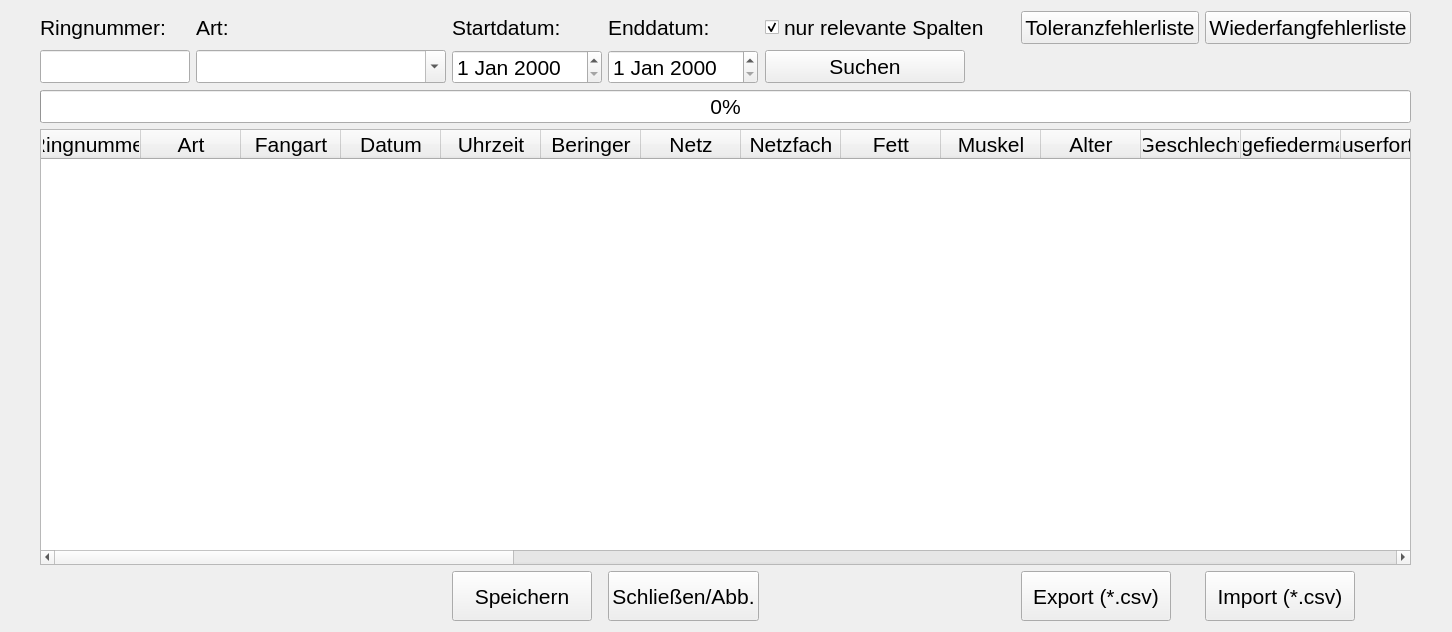
StefanBongers/Ui_Settings.py, file Beringungsoberflaeche/Hauptfenster_neu/search_ringnb_form.ui: the form before one commit.
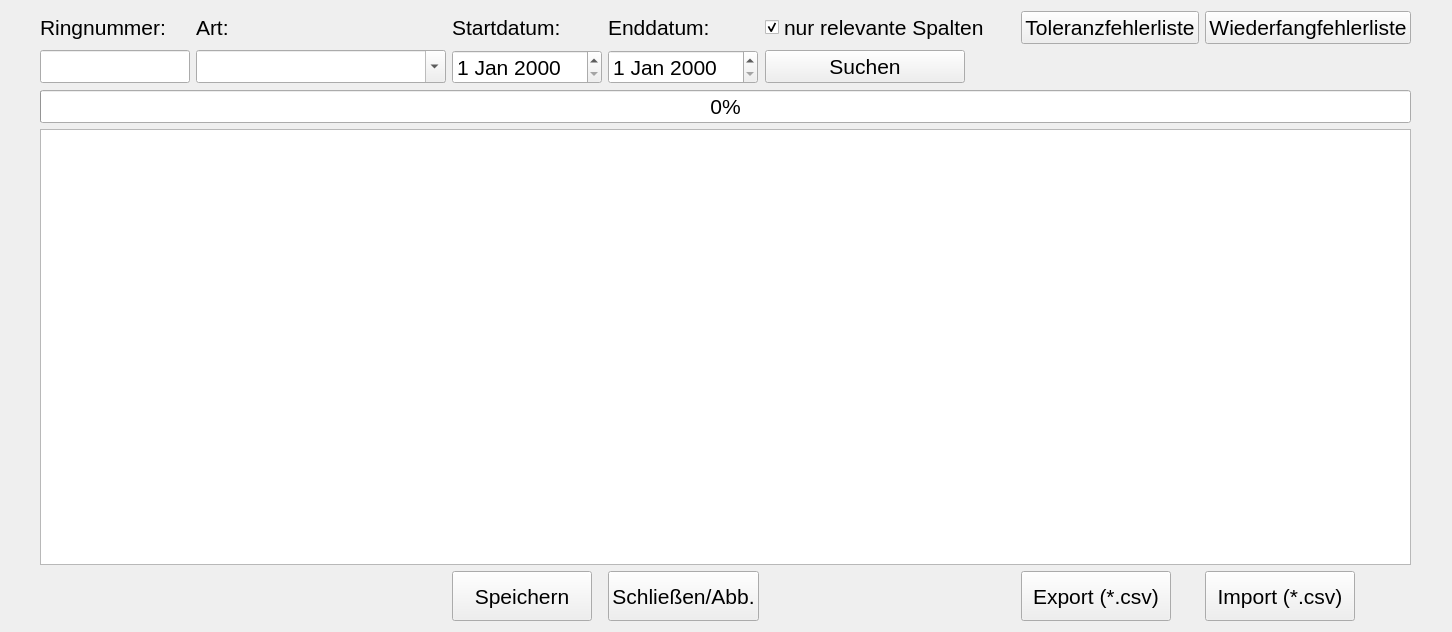
The form after the commit.

```diff
--- a/Beringungsoberflaeche/Hauptfenster_neu/search_ringnb_form.ui
+++ b/Beringungsoberflaeche/Hauptfenster_neu/search_ringnb_form.ui
@@ -184,211 +184,6 @@
        </property>
       </widget>
      </item>
-     <item row="4" column="0" colspan="7">
-      <widget class="QTableWidget" name="TBL_results">
-       <property name="font">
-        <font>
-         <pointsize>16</pointsize>
-        </font>
-       </property>
-       <property name="sizeAdjustPolicy">
-        <enum>QAbstractScrollArea::AdjustToContents</enum>
-       </property>
-       <property name="sortingEnabled">
-        <bool>true</bool>
-       </property>
-       <column>
-        <property name="text">
-         <string>Ringnummer</string>
-        </property>
-       </column>
-       <column>
-        <property name="text">
-         <string>Art</string>
-        </property>
-       </column>
-       <column>
-        <property name="text">
-         <string>Fangart</string>
-        </property>
-       </column>
-       <column>
-        <property name="text">
-         <string>Datum</string>
-        </property>
-       </column>
-       <column>
-        <property name="text">
-         <string>Uhrzeit</string>
-        </property>
-       </column>
-       <column>
-        <property name="text">
-         <string>Beringer</string>
-        </property>
-       </column>
-       <column>
-        <property name="text">
-         <string>Netz</string>
-        </property>
-       </column>
-       <column>
-        <property name="text">
-         <string>Netzfach</string>
-        </property>
-       </column>
-       <column>
-        <property name="text">
-         <string>Fett</string>
-        </property>
-       </column>
-       <column>
-        <property name="text">
-         <string>Muskel</string>
-        </property>
-       </column>
-       <column>
-        <property name="text">
-         <string>Alter</string>
-        </property>
-       </column>
-       <column>
-        <property name="text">
-         <string>Geschlecht</string>
-        </property>
-       </column>
-       <column>
-        <property name="text">
-         <string>Kleingefiedermauser</string>
-        </property>
-       </column>
-       <column>
-        <property name="text">
-         <string>Mauserfortschritt</string>
-        </property>
-       </column>
-       <column>
-        <property name="text">
-         <string>Handschwingenmauser</string>
-        </property>
-       </column>
-       <column>
-        <property name="text">
-         <string>Teilfederlänge</string>
-        </property>
-       </column>
-       <column>
-        <property name="text">
-         <string>Flügellänge</string>
-        </property>
-       </column>
-       <column>
-        <property name="text">
-         <string>Masse</string>
-        </property>
-       </column>
-       <column>
-        <property name="text">
-         <string>Innenkerbe H2</string>
-        </property>
-       </column>
-       <column>
-        <property name="text">
-         <string>Verletzungscode</string>
-        </property>
-       </column>
-       <column>
-        <property name="text">
-         <string>Bemerkung</string>
-        </property>
-       </column>
-       <column>
-        <property name="text">
-         <string>Station</string>
-        </property>
-       </column>
-       <column>
-        <property name="text">
-         <string>Zentrale</string>
-        </property>
-       </column>
-       <column>
-        <property name="text">
-         <string>HS2</string>
-        </property>
-       </column>
-       <column>
-        <property name="text">
-         <string>HS4</string>
-        </property>
-       </column>
-       <column>
-        <property name="text">
-         <string>HS5</string>
-        </property>
-       </column>
-       <column>
-        <property name="text">
-         <string>HS6</string>
-        </property>
-       </column>
-       <column>
-        <property name="text">
-         <string>HS7</string>
-        </property>
-       </column>
-       <column>
-        <property name="text">
-         <string>HS8</string>
-        </property>
-       </column>
-       <column>
-        <property name="text">
-         <string>HS9</string>
-        </property>
-       </column>
-       <column>
-        <property name="text">
-         <string>HS10</string>
-        </property>
-       </column>
-       <column>
-        <property name="text">
-         <string>AS1</string>
-        </property>
-       </column>
-       <column>
-        <property name="text">
-         <string>Tarsus</string>
-        </property>
-       </column>
-       <column>
-        <property name="text">
-         <string>Schnabellänge</string>
-        </property>
-       </column>
-       <column>
-        <property name="text">
-         <string>Schnabelbreite</string>
-        </property>
-       </column>
-       <column>
-        <property name="text">
-         <string>Innenfußspanne</string>
-        </property>
-       </column>
-       <column>
-        <property name="text">
-         <string>Mauserkarte</string>
-        </property>
-       </column>
-       <column>
-        <property name="text">
-         <string>ESF_ID</string>
-        </property>
-       </column>
-      </widget>
-     </item>
      <item row="1" column="4">
       <widget class="QCheckBox" name="CHB_rel_col">
        <property name="sizePolicy">
@@ -611,6 +406,21 @@
        </property>
       </widget>
      </item>
+     <item row="4" column="0" colspan="7">
+      <widget class="QTableWidget" name="TBL_results">
+       <property name="font">
+        <font>
+         <pointsize>16</pointsize>
+        </font>
+       </property>
+       <property name="sizeAdjustPolicy">
+        <enum>QAbstractScrollArea::AdjustToContents</enum>
+       </property>
+       <property name="sortingEnabled">
+        <bool>true</bool>
+       </property>
+      </widget>
+     </item>
     </layout>
    </item>
   </layout>
```
